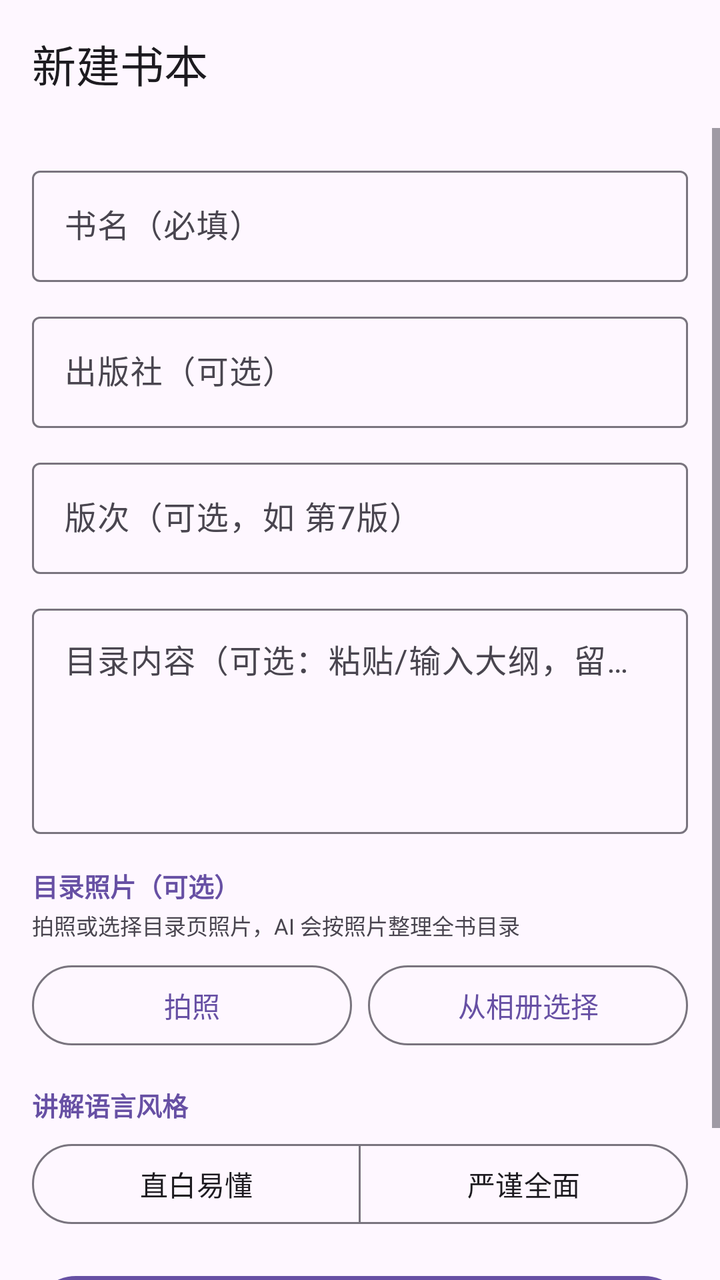
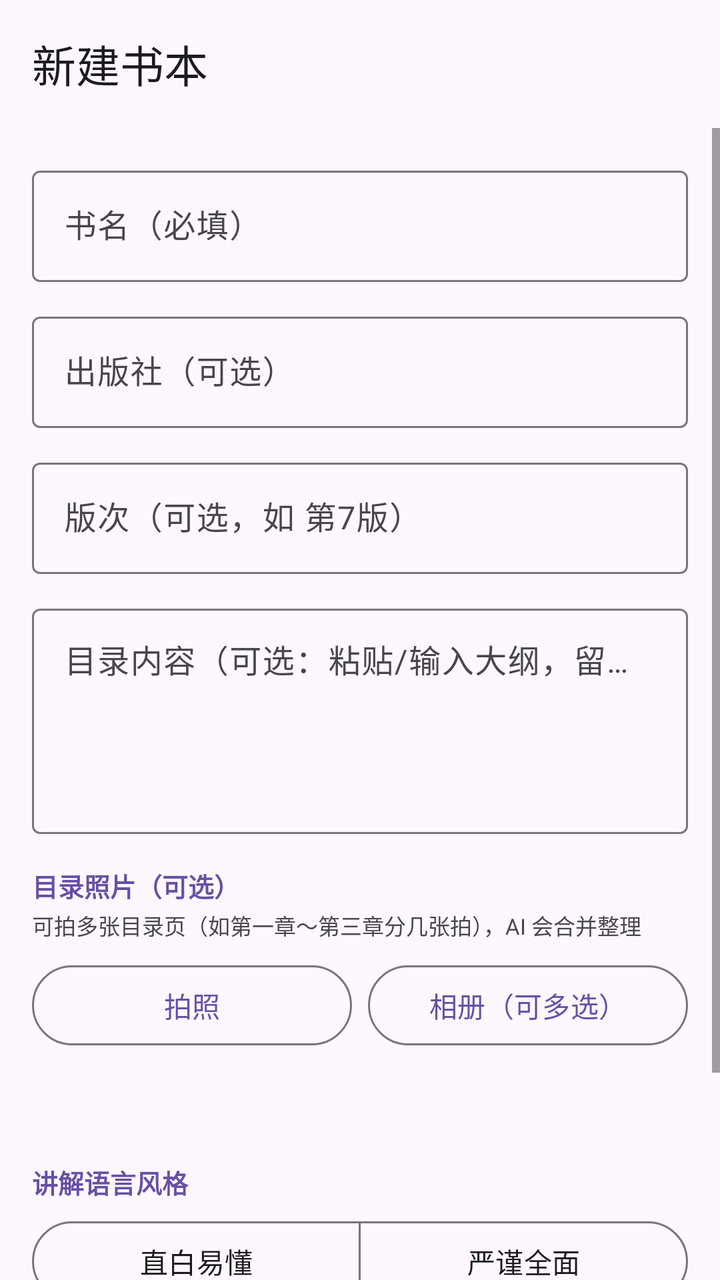

Before-and-after screenshots of an Android layout around one commit, followed by the original layout XML and the change that was made.
<!-- AndroidManifest.xml: application theme Theme.XueTi -->
<!-- res/layout/activity_textbook_create.xml -->
<?xml version="1.0" encoding="utf-8"?>
<LinearLayout xmlns:android="http://schemas.android.com/apk/res/android"
    xmlns:app="http://schemas.android.com/apk/res-auto"
    android:layout_width="match_parent"
    android:layout_height="match_parent"
    android:orientation="vertical">

    <com.google.android.material.appbar.MaterialToolbar
        android:id="@+id/toolbar"
        android:layout_width="match_parent"
        android:layout_height="?attr/actionBarSize"
        app:title="@string/textbook_add" />

    <ScrollView
        android:layout_width="match_parent"
        android:layout_height="0dp"
        android:layout_weight="1">

        <LinearLayout
            android:layout_width="match_parent"
            android:layout_height="wrap_content"
            android:orientation="vertical"
            android:padding="16dp">

            <com.google.android.material.textfield.TextInputLayout
                android:layout_width="match_parent"
                android:layout_height="wrap_content"
                android:hint="@string/textbook_field_title">

                <com.google.android.material.textfield.TextInputEditText
                    android:id="@+id/etBookTitle"
                    android:layout_width="match_parent"
                    android:layout_height="wrap_content"
                    android:inputType="text"
                    android:maxLines="1" />
            </com.google.android.material.textfield.TextInputLayout>

            <com.google.android.material.textfield.TextInputLayout
                android:layout_width="match_parent"
                android:layout_height="wrap_content"
                android:layout_marginTop="12dp"
                android:hint="@string/textbook_field_publisher">

                <com.google.android.material.textfield.TextInputEditText
                    android:id="@+id/etPublisher"
                    android:layout_width="match_parent"
                    android:layout_height="wrap_content"
                    android:inputType="text"
                    android:maxLines="1" />
            </com.google.android.material.textfield.TextInputLayout>

            <com.google.android.material.textfield.TextInputLayout
                android:layout_width="match_parent"
                android:layout_height="wrap_content"
                android:layout_marginTop="12dp"
                android:hint="@string/textbook_field_edition">

                <com.google.android.material.textfield.TextInputEditText
                    android:id="@+id/etEdition"
                    android:layout_width="match_parent"
                    android:layout_height="wrap_content"
                    android:inputType="text"
                    android:maxLines="1" />
            </com.google.android.material.textfield.TextInputLayout>

            <com.google.android.material.textfield.TextInputLayout
                android:layout_width="match_parent"
                android:layout_height="wrap_content"
                android:layout_marginTop="12dp"
                android:hint="@string/textbook_field_outline_text">

                <com.google.android.material.textfield.TextInputEditText
                    android:id="@+id/etOutlineText"
                    android:layout_width="match_parent"
                    android:layout_height="wrap_content"
                    android:gravity="top"
                    android:inputType="textMultiLine"
                    android:minLines="4" />
            </com.google.android.material.textfield.TextInputLayout>

            <TextView
                android:layout_width="match_parent"
                android:layout_height="wrap_content"
                android:layout_marginTop="16dp"
                android:text="@string/textbook_outline_photo"
                android:textColor="?attr/colorPrimary"
                android:textSize="13sp"
                android:textStyle="bold" />

            <TextView
                android:layout_width="match_parent"
                android:layout_height="wrap_content"
                android:layout_marginTop="2dp"
                android:text="@string/textbook_outline_photo_hint"
                android:textColor="?attr/colorOnSurfaceVariant"
                android:textSize="11sp" />

            <LinearLayout
                android:layout_width="match_parent"
                android:layout_height="wrap_content"
                android:layout_marginTop="8dp"
                android:orientation="horizontal">

                <com.google.android.material.button.MaterialButton
                    android:id="@+id/btnCamera"
                    style="?attr/materialButtonOutlinedStyle"
                    android:layout_width="0dp"
                    android:layout_height="wrap_content"
                    android:layout_weight="1"
                    android:text="@string/ai_take_photo" />

                <com.google.android.material.button.MaterialButton
                    android:id="@+id/btnGallery"
                    style="?attr/materialButtonOutlinedStyle"
                    android:layout_width="0dp"
                    android:layout_height="wrap_content"
                    android:layout_marginStart="8dp"
                    android:layout_weight="1"
                    android:text="@string/ai_pick_gallery" />

                <com.google.android.material.button.MaterialButton
                    android:id="@+id/btnClearPhoto"
                    style="?attr/materialButtonOutlinedStyle"
                    android:layout_width="0dp"
                    android:layout_height="wrap_content"
                    android:layout_marginStart="8dp"
                    android:layout_weight="1"
                    android:text="@string/ai_clear_image"
                    android:visibility="gone" />
            </LinearLayout>

            <ImageView
                android:id="@+id/photoPreview"
                android:layout_width="match_parent"
                android:layout_height="180dp"
                android:layout_marginTop="8dp"
                android:background="#11000000"
                android:contentDescription="@string/textbook_outline_photo"
                android:scaleType="fitCenter"
                android:visibility="gone" />

            <TextView
                android:layout_width="match_parent"
                android:layout_height="wrap_content"
                android:layout_marginTop="16dp"
                android:text="@string/textbook_style"
                android:textColor="?attr/colorPrimary"
                android:textSize="13sp"
                android:textStyle="bold" />

            <com.google.android.material.button.MaterialButtonToggleGroup
                android:id="@+id/styleGroup"
                android:layout_width="match_parent"
                android:layout_height="wrap_content"
                android:layout_marginTop="6dp"
                app:selectionRequired="true"
                app:singleSelection="true">

                <com.google.android.material.button.MaterialButton
                    android:id="@+id/btnStylePlain"
                    style="?attr/materialButtonOutlinedStyle"
                    android:layout_width="0dp"
                    android:layout_height="wrap_content"
                    android:layout_weight="1"
                    android:text="@string/style_plain" />

                <com.google.android.material.button.MaterialButton
                    android:id="@+id/btnStyleRigorous"
                    style="?attr/materialButtonOutlinedStyle"
                    android:layout_width="0dp"
                    android:layout_height="wrap_content"
                    android:layout_weight="1"
                    android:text="@string/style_rigorous" />
            </com.google.android.material.button.MaterialButtonToggleGroup>

            <com.google.android.material.button.MaterialButton
                android:id="@+id/btnGenerate"
                android:layout_width="match_parent"
                android:layout_height="52dp"
                android:layout_marginTop="18dp"
                android:text="@string/textbook_generate" />

            <ProgressBar
                android:id="@+id/progress"
                style="?android:attr/progressBarStyleHorizontal"
                android:layout_width="match_parent"
                android:layout_height="wrap_content"
                android:layout_marginTop="12dp"
                android:indeterminate="true"
                android:visibility="gone" />

            <TextView
                android:id="@+id/statusText"
                android:layout_width="match_parent"
                android:layout_height="wrap_content"
                android:layout_marginTop="8dp"
                android:text="@string/textbook_generate_hint"
                android:textColor="?attr/colorOnSurfaceVariant"
                android:textSize="12sp" />
        </LinearLayout>
    </ScrollView>
</LinearLayout>
<!-- resources referenced by this layout -->
<resources>
  <string name="ai_clear_image">移除图片</string>
  <string name="ai_pick_gallery">从相册选择</string>
  <string name="ai_take_photo">拍照</string>
  <string name="style_plain">直白易懂</string>
  <string name="style_rigorous">严谨全面</string>
  <string name="textbook_add">新建书本</string>
  <string name="textbook_field_edition">版次（可选，如 第7版）</string>
  <string name="textbook_field_outline_text">目录内容（可选：粘贴/输入大纲，留空则由 AI 查询）</string>
  <string name="textbook_field_publisher">出版社（可选）</string>
  <string name="textbook_field_title">书名（必填）</string>
  <string name="textbook_generate">生成全书目录</string>
  <string name="textbook_generate_hint">点击上方按钮，由 AI 生成全书目录（大章 → 小章）</string>
  <string name="textbook_outline_photo">目录照片（可选）</string>
  <string name="textbook_outline_photo_hint">拍照或选择目录页照片，AI 会按照片整理全书目录</string>
  <string name="textbook_style">讲解语言风格</string>
  <style name="Theme.XueTi" parent="Theme.Material3.DayNight.NoActionBar">
          <item name="colorPrimary">@color/primary</item>
          <item name="colorOnPrimary">@color/onPrimary</item>
          <item name="colorPrimaryContainer">@color/primaryContainer</item>
          <item name="colorOnPrimaryContainer">@color/onPrimaryContainer</item>
          <item name="colorSecondary">@color/secondary</item>
          <item name="colorOnSecondary">@color/onSecondary</item>
          <item name="colorSecondaryContainer">@color/secondaryContainer</item>
          <item name="colorOnSecondaryContainer">@color/onSecondaryContainer</item>
          <item name="android:colorBackground">@color/background</item>
          <item name="colorSurface">@color/surface</item>
          <item name="colorOnSurface">@color/onSurface</item>
          <item name="colorSurfaceVariant">@color/surfaceVariant</item>
          <item name="colorOnSurfaceVariant">@color/onSurfaceVariant</item>
          <item name="colorOutline">@color/outline</item>
      </style>
  <color name="primary">#6750A4</color>
  <color name="onPrimary">#FFFFFF</color>
  <color name="primaryContainer">#EADDFF</color>
  <color name="onPrimaryContainer">#21005D</color>
  <color name="secondary">#625B71</color>
  <color name="onSecondary">#FFFFFF</color>
  <color name="secondaryContainer">#E8DEF8</color>
  <color name="onSecondaryContainer">#1D192B</color>
  <color name="background">#FEF7FF</color>
  <color name="surface">#FEF7FF</color>
  <color name="onSurface">#1D1B20</color>
  <color name="surfaceVariant">#E7E0EC</color>
  <color name="onSurfaceVariant">#49454F</color>
  <color name="outline">#79747E</color>
</resources>

<!-- the commit's change to res/layout/activity_textbook_create.xml (unified diff, before → after) -->
@@ -91,7 +91,7 @@
                 android:layout_width="match_parent"
                 android:layout_height="wrap_content"
                 android:layout_marginTop="2dp"
-                android:text="@string/textbook_outline_photo_hint"
+                android:text="@string/textbook_outline_photo_multi_hint"
                 android:textColor="?attr/colorOnSurfaceVariant"
                 android:textSize="11sp" />
 
@@ -116,28 +116,38 @@
                     android:layout_height="wrap_content"
                     android:layout_marginStart="8dp"
                     android:layout_weight="1"
-                    android:text="@string/ai_pick_gallery" />
-
-                <com.google.android.material.button.MaterialButton
-                    android:id="@+id/btnClearPhoto"
-                    style="?attr/materialButtonOutlinedStyle"
-                    android:layout_width="0dp"
-                    android:layout_height="wrap_content"
-                    android:layout_marginStart="8dp"
-                    android:layout_weight="1"
-                    android:text="@string/ai_clear_image"
-                    android:visibility="gone" />
+                    android:text="@string/ai_pick_gallery_multi" />
             </LinearLayout>
 
-            <ImageView
-                android:id="@+id/photoPreview"
-                android:layout_width="match_parent"
-                android:layout_height="180dp"
-                android:layout_marginTop="8dp"
-                android:background="#11000000"
-                android:contentDescription="@string/textbook_outline_photo"
-                android:scaleType="fitCenter"
+            <HorizontalScrollView
+                android:layout_width="match_parent"
+                android:layout_height="wrap_content"
+                android:layout_marginTop="6dp"
+                android:scrollbars="none">
+
+                <LinearLayout
+                    android:id="@+id/imageStrip"
+                    android:layout_width="wrap_content"
+                    android:layout_height="wrap_content"
+                    android:orientation="horizontal"
+                    android:paddingVertical="4dp" />
+            </HorizontalScrollView>
+
+            <TextView
+                android:id="@+id/imageCountHint"
+                android:layout_width="match_parent"
+                android:layout_height="wrap_content"
+                android:textColor="?attr/colorOnSurfaceVariant"
+                android:textSize="11sp"
                 android:visibility="gone" />
+
+            <TextView
+                android:id="@+id/peakHint"
+                android:layout_width="match_parent"
+                android:layout_height="wrap_content"
+                android:layout_marginTop="10dp"
+                android:textColor="?attr/colorOnSurfaceVariant"
+                android:textSize="11sp" />
 
             <TextView
                 android:layout_width="match_parent"
<!-- resource entries referenced after the edit -->
@@ -1,7 +1,6 @@
 <!-- resources referenced by this layout -->
 <resources>
-  <string name="ai_clear_image">移除图片</string>
-  <string name="ai_pick_gallery">从相册选择</string>
+  <string name="ai_pick_gallery_multi">相册（可多选）</string>
   <string name="ai_take_photo">拍照</string>
   <string name="style_plain">直白易懂</string>
   <string name="style_rigorous">严谨全面</string>
@@ -13,7 +12,7 @@
   <string name="textbook_generate">生成全书目录</string>
   <string name="textbook_generate_hint">点击上方按钮，由 AI 生成全书目录（大章 → 小章）</string>
   <string name="textbook_outline_photo">目录照片（可选）</string>
-  <string name="textbook_outline_photo_hint">拍照或选择目录页照片，AI 会按照片整理全书目录</string>
+  <string name="textbook_outline_photo_multi_hint">可拍多张目录页（如第一章～第三章分几张拍），AI 会合并整理</string>
   <string name="textbook_style">讲解语言风格</string>
   <style name="Theme.XueTi" parent="Theme.Material3.DayNight.NoActionBar">
           <item name="colorPrimary">@color/primary</item>
